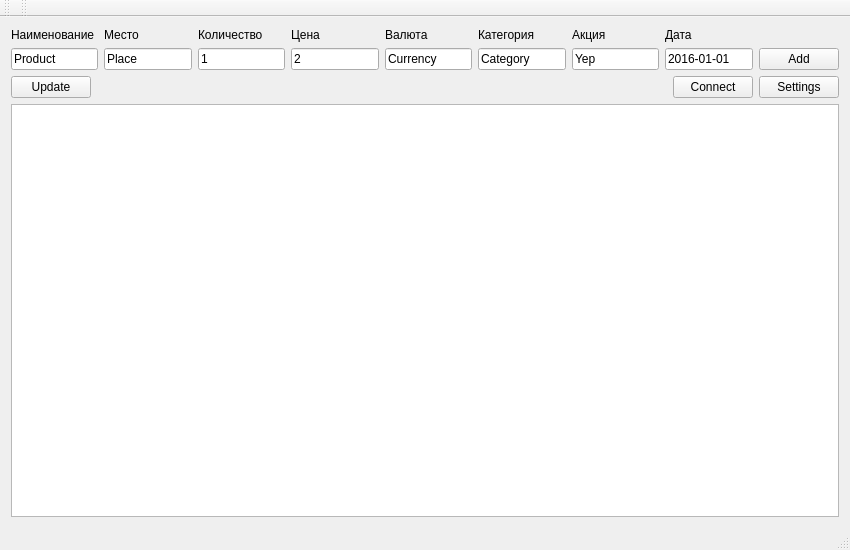
Old version of the form mainwindow.ui in the repository eagerber/accounting.
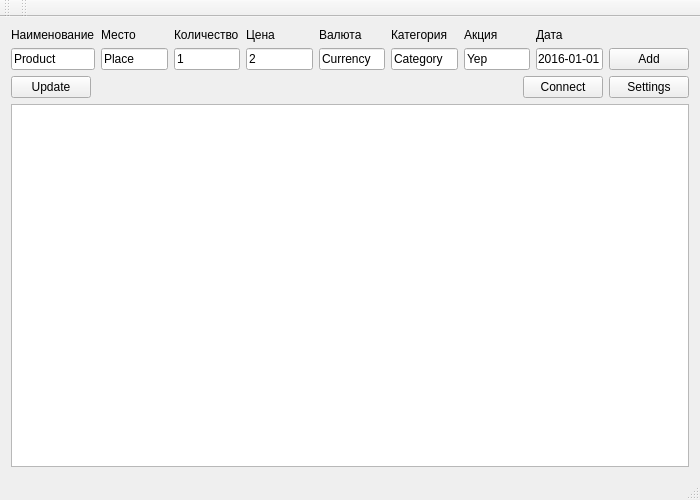
New version of the form.

Commit message: ACC, [+] statistics window position

What changed in the file:
```diff
--- a/mainwindow.ui
+++ b/mainwindow.ui
@@ -6,8 +6,8 @@
    <rect>
     <x>0</x>
     <y>0</y>
-    <width>850</width>
-    <height>550</height>
+    <width>700</width>
+    <height>500</height>
    </rect>
   </property>
   <property name="windowTitle">
```
Left out of the diff: 2 changed lines with no effect on the pictures. The commit also changes 2 other files.
